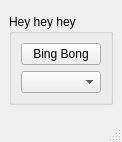
csmotion/helloQt, file GUI/helloQtUI.ui: the form before one commit.
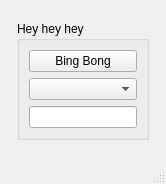
The form after the commit.

```diff
--- a/GUI/helloQtUI.ui
+++ b/GUI/helloQtUI.ui
@@ -6,8 +6,8 @@
    <rect>
     <x>0</x>
     <y>0</y>
-    <width>113</width>
-    <height>142</height>
+    <width>166</width>
+    <height>184</height>
    </rect>
   </property>
   <property name="sizePolicy">
@@ -56,6 +56,9 @@
          </property>
         </widget>
        </item>
+       <item>
+        <widget class="QLineEdit" name="lineEdit"/>
+       </item>
       </layout>
      </widget>
     </item>
```
Left out of the diff: 2 changed lines with no effect on the pictures.
